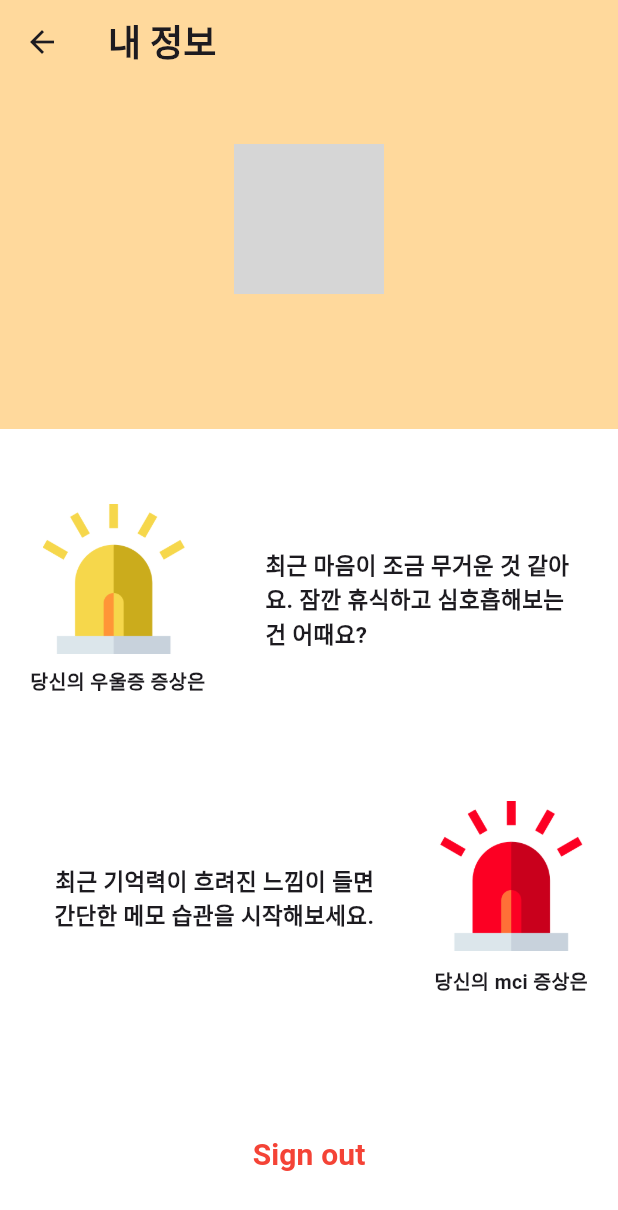
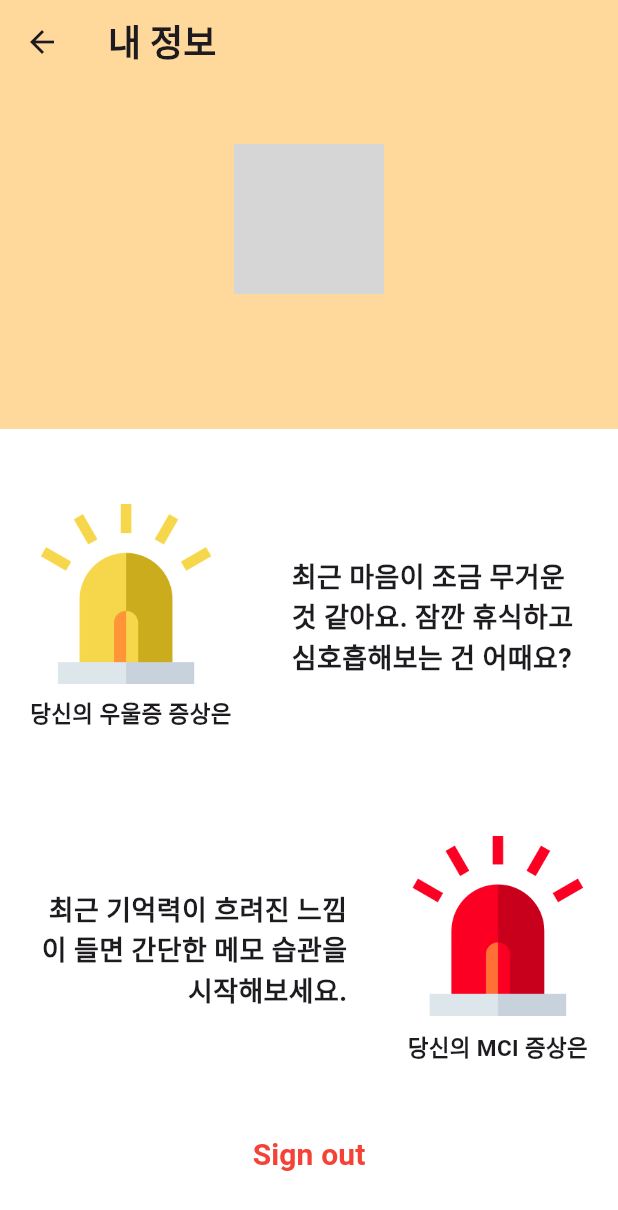
Before and after one commit to kimhamyong/minibuddy, a Flutter app: the ProfileScreen screen opened directly, on a phone screen of 412 x 824 dp. Shown: the top 1210 px of the screen. Run offline on Flutter 3.47's test engine with Material 3 defaults, Android fonts, the light colour scheme and no system bars; our stand-ins replace google_sign_in, supabase_flutter; accounts and stored records are empty; network calls fail; Roboto replaces fonts that are missing (Pretendard); grey boxes are pictures that could not be loaded.

Commit message:
[feat] profile screen font/icon size up

```diff
--- a/lib/screens/profile_screen.dart
+++ b/lib/screens/profile_screen.dart
@@ -78,14 +78,14 @@ class ProfileScreen extends StatelessWidget {
                   children: [
                     Image.asset(
                       'assets/profile/yellow.png', // 경고 이미지 경로 (노란색)
-                      width: 100, // 아이콘 크기를 100으로 확대
-                      height: 100,
+                      width: 120, // 아이콘 크기를 100으로 확대
+                      height: 120,
                     ),
                     const SizedBox(height: 8),
                     const Text(
                       '당신의 우울증 증상은',
                       style: TextStyle(
-                        fontSize: 13,
+                        fontSize: 15,
                         fontFamily: 'Pretendard',
                         fontWeight: FontWeight.bold,
                       ),
@@ -99,7 +99,7 @@ class ProfileScreen extends StatelessWidget {
                     child: Text(
                       '최근 마음이 조금 무거운 것 같아요. 잠깐 휴식하고 심호흡해보는 건 어때요?',
                       style: const TextStyle(
-                        fontSize: 15,
+                        fontSize: 18,
                         fontWeight: FontWeight.bold,
                         fontFamily: 'Pretendard',
                       ),
@@ -123,7 +123,7 @@ class ProfileScreen extends StatelessWidget {
                       '최근 기억력이 흐려진 느낌이 들면 간단한 메모 습관을 시작해보세요.',
                       textAlign: TextAlign.right,
                       style: const TextStyle(
-                        fontSize: 15,
+                        fontSize: 18,
                         fontWeight: FontWeight.bold,
                         fontFamily: 'Pretendard',
                       ),
@@ -135,14 +135,14 @@ class ProfileScreen extends StatelessWidget {
                   children: [
                     Image.asset(
                       'assets/profile/red.png', // 경고 이미지 경로 (빨간색)
-                      width: 100, // 아이콘 크기를 100으로 확대
-                      height: 100,
+                      width: 120, // 아이콘 크기를 100으로 확대
+                      height: 120,
                     ),
                     const SizedBox(height: 10),
                     const Text(
-                      '당신의 mci 증상은',
+                      '당신의 MCI 증상은',
                       style: TextStyle(
-                        fontSize: 13,
+                        fontSize: 15,
                         fontFamily: 'Pretendard',
                         fontWeight: FontWeight.bold,
                       ),
```
